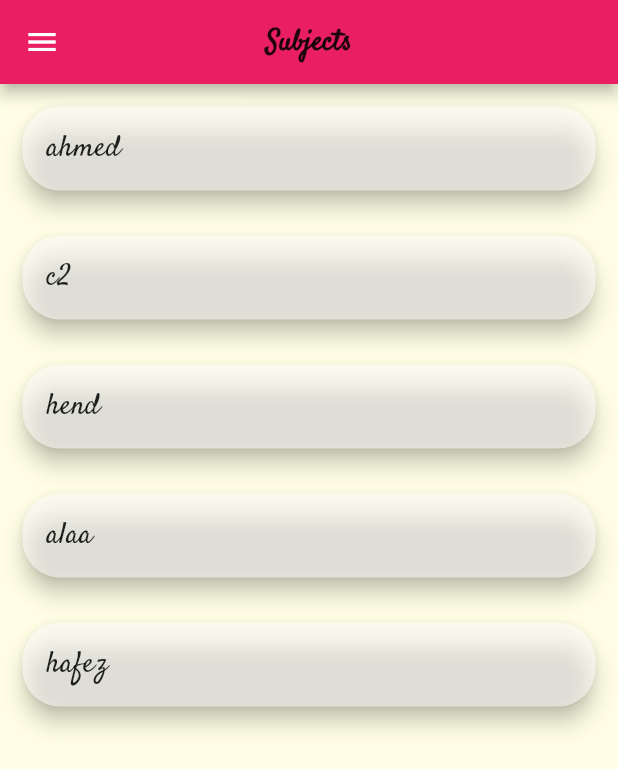
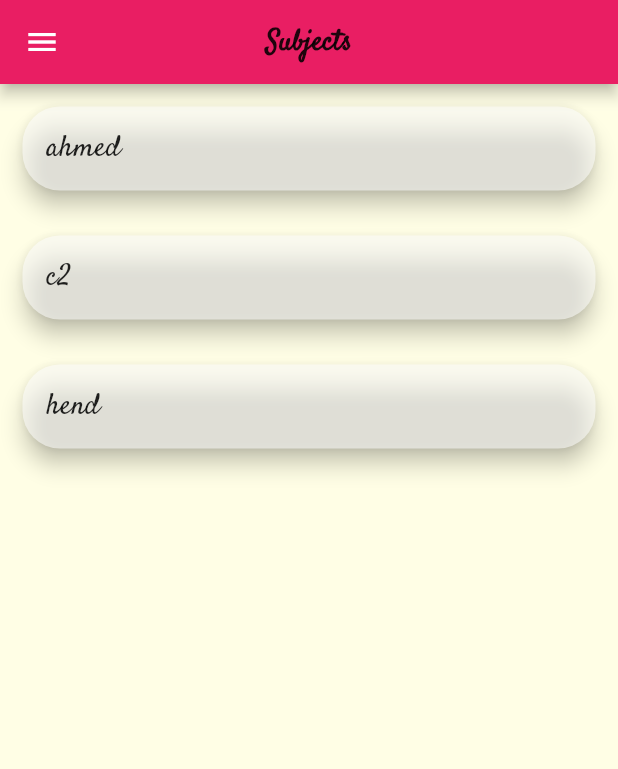
Before and after one commit to ahmedHabiTa/Projects, a Flutter app: the AllSubject screen opened by its route, on a phone screen of 412 x 824 dp. Shown: the top 769 px of the screen. Run offline on Flutter 3.47's test engine with Material 2 defaults, Android fonts, the phone set to English and light mode, and no system bars; our stand-ins replace animated_splash_screen, flutter_colorpicker, flutter_spinkit, shared_preferences, simple_animations; accounts and stored records are empty.

Commit message:
git pull

```diff
--- a/lib/screens/login_screen.dart
+++ b/lib/screens/login_screen.dart
@@ -2,7 +2,7 @@ import 'package:flutter/material.dart';
 
 import 'package:triple_s_project/screens/home_page.dart';
 import 'package:triple_s_project/Animation/FadeAnimation.dart';
-import 'package:triple_s_project/widgets/loading.dart';
+
 
 class LoginScreen extends StatefulWidget {
   @override
--- a/lib/screens/subject_detail_screen.dart
+++ b/lib/screens/subject_detail_screen.dart
@@ -1,8 +1,6 @@
 import 'package:flutter/material.dart';
 import 'package:triple_s_project/screens/quiz.dart';
 import 'package:triple_s_project/screens/reports.dart';
-import 'package:triple_s_project/widgets/main_drawer.dart';
-
 import 'banks.dart';
 
 class SubjectDetailScreen extends StatefulWidget {
@@ -15,12 +13,14 @@ class SubjectDetailScreen extends StatefulWidget {
 class _SubjectDetailScreenState extends State<SubjectDetailScreen> {
   @override
   Widget build(BuildContext context) {
-    final  subID = ModalRoute.of(context).settings.arguments as String ;
+    final  subID = ModalRoute.of(context).settings.arguments ;
     return Scaffold(
         appBar: AppBar(
           title: Text('subject name',style: Theme.of(context).textTheme.headline6,),
         ),
-        body: SingleChildScrollView(
+        body: Hero(
+          tag: subID,
+          child: SingleChildScrollView(
               child: Column(
                 mainAxisAlignment: MainAxisAlignment.center,
             crossAxisAlignment: CrossAxisAlignment.center,
@@ -89,6 +89,7 @@ class _SubjectDetailScreenState extends State<SubjectDetailScreen> {
                 ),
               ),
             ],
-        )));
+          )),
+        ));
   }
 }
--- a/lib/screens/subjects_screen.dart
+++ b/lib/screens/subjects_screen.dart
@@ -1,39 +1,58 @@
 import 'package:flutter/material.dart';
 import 'package:triple_s_project/screens/subject_detail_screen.dart';
 import 'package:triple_s_project/widgets/main_drawer.dart';
+
+class Subjects {
+  int id;
+
+  String name;
+
+  Subjects({@required this.id, @required this.name});
+}
+
 class AllSubject extends StatelessWidget {
   static const routeName = 'all_subjects';
-  final String subjectID ;
-
-  const AllSubject({this.subjectID}) ;
 
   @override
   Widget build(BuildContext context) {
-    List<String> subjects = ['ahmed','c2','hend','alaa','hafez'];
+    List<Subjects> subjects = [
+      Subjects(id: 1, name: 'ahmed'),
+      Subjects(id: 2, name: 'c2'),
+      Subjects(id: 3, name: 'hend'),
+    ];
+
     return Scaffold(
       drawer: MainDrawer(),
       appBar: AppBar(
-        title: Text('Subjects',style: Theme.of(context).textTheme.headline6,),
+        title: Text(
+          'Subjects',
+          style: Theme.of(context).textTheme.headline6,
+        ),
         centerTitle: true,
       ),
       body: ListView.builder(
         itemCount: subjects.length,
-        itemBuilder: (ctx,index){
-          return Card(
+        itemBuilder: (ctx, index) {
+          return Hero(
+            tag: subjects[index].id,
+            child: Card(
               shape: RoundedRectangleBorder(
                   borderRadius: BorderRadius.circular(25.0)),
               elevation: 6.0,
               color: Colors.white54,
               margin: EdgeInsets.all(15.0),
               child: ListTile(
-                  onTap: () {
-                    Navigator.of(context).pushNamed(SubjectDetailScreen.routeName,arguments: subjectID);
-                  },
-                leading:  Text(subjects[index],textAlign: TextAlign.center,
-                            style: new TextStyle(
-                                fontSize: 20.0, fontFamily: 'Satisfy')),
-                      ),
-              );
+                onTap: () {
+                  Navigator.of(context).pushNamed(SubjectDetailScreen.routeName,
+                      arguments: subjects[index].id);
+                },
+                leading: Text(subjects[index].name,
+                    textAlign: TextAlign.center,
+                    style:
+                        new TextStyle(fontSize: 20.0, fontFamily: 'Satisfy')),
+              ),
+            ),
+          );
         },
       ),
     );
--- a/lib/widgets/main_drawer.dart
+++ b/lib/widgets/main_drawer.dart
@@ -1,7 +1,7 @@
 
 import 'package:flutter/material.dart';
 import 'package:triple_s_project/screens/home_page.dart';
-import 'package:triple_s_project/screens/login_screen.dart';
+
 class MainDrawer extends StatelessWidget {
   @override
   Widget build(BuildContext context) {
```
Lines whose indentation alone changed are shown as unchanged.
